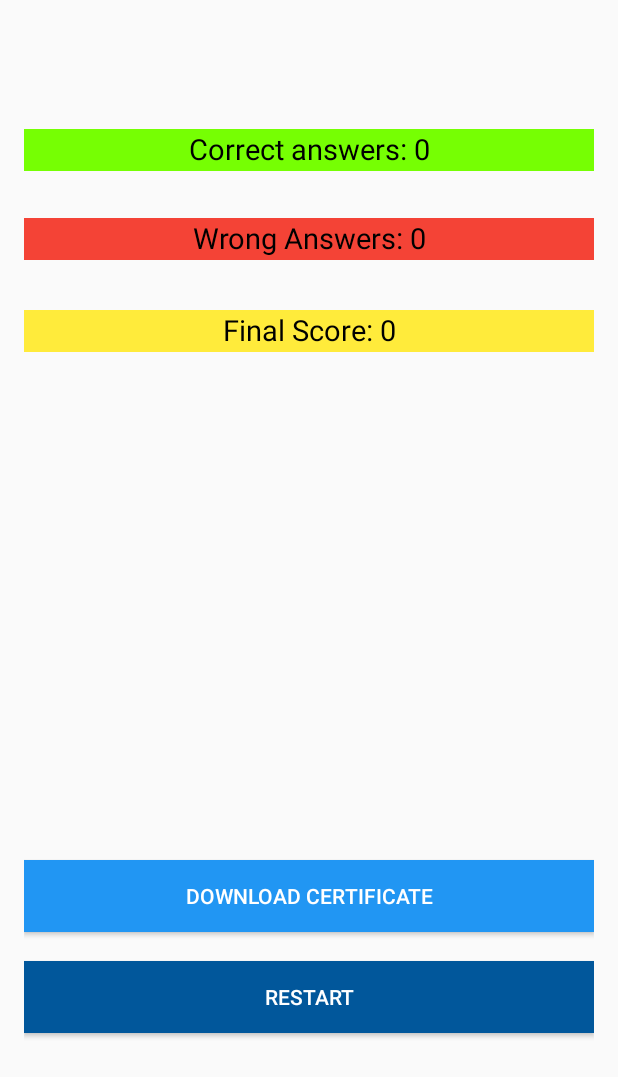
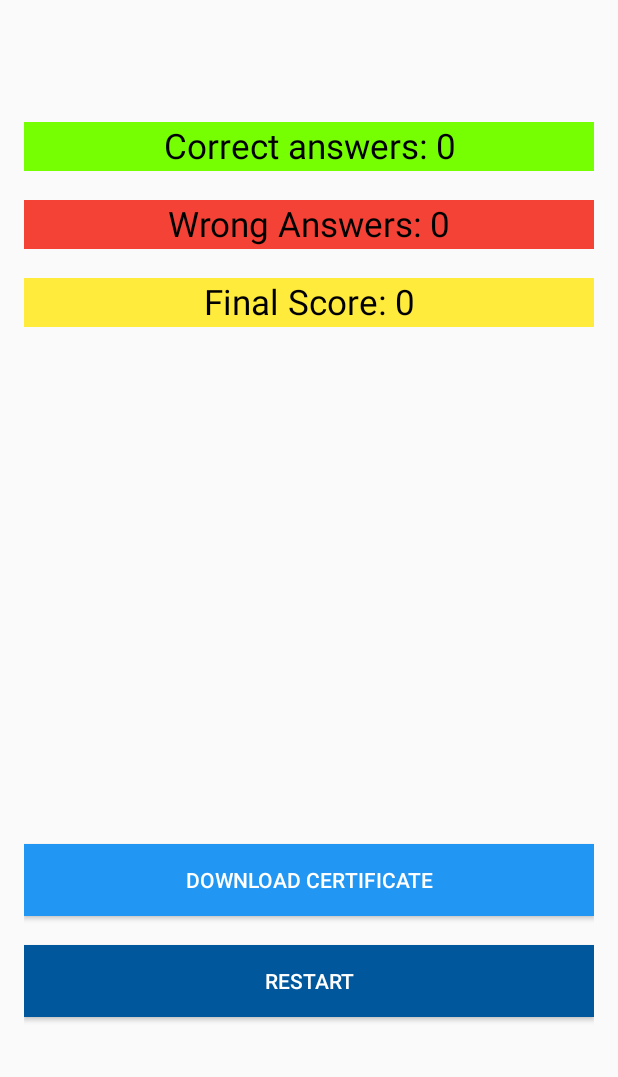
Before and after one commit to Sitansu-Sekhar02/Vi3Education, an Android app: the ResultActivity screen opened directly, with no data from a screen before it, on a phone screen of 412 x 824 dp. Shown: the top 1077 px of the screen. Run offline under Robolectric (Android 15) with nearby library versions, the phone set to English and light mode, and no system bars; our stand-ins replace sdp/ssp sizes; network calls fail.

Commit message:
initial commit

```diff
--- a/app/src/main/java/com/vi3/vi3education/Activity/ResultActivity.java
+++ b/app/src/main/java/com/vi3/vi3education/Activity/ResultActivity.java
@@ -31,6 +31,7 @@ public class ResultActivity extends AppCompatActivity {
         btnRestart = (Button) findViewById(R.id.btnRestart);
         btnGetCert=findViewById(R.id.btnGetCert);
 
+
         StringBuffer sb = new StringBuffer();
         sb.append("Correct answers: " + QuizActivity.correct + "\n");
         StringBuffer sb2 = new StringBuffer();
@@ -60,7 +61,8 @@ public class ResultActivity extends AppCompatActivity {
             new CountDownTimer(5000, 1000) { // adjust the milli seconds here
                 public void onTick(long millisUntilFinished) {
                 }
-                public void onFinish() { backPressed = 0;
+                public void onFinish() {
+                    backPressed = 0;
                 }
             }.start();
         }
--- a/app/src/main/res/layout/result_activity.xml
+++ b/app/src/main/res/layout/result_activity.xml
@@ -10,19 +10,19 @@
 
     <TextView
         android:layout_width="wrap_content"
-        android:layout_height="28dp"
+        android:layout_height="@dimen/_25sdp"
         android:textAppearance="?android:attr/textAppearanceLarge"
         android:text="Large Text"
         android:id="@+id/tvres"
         android:layout_alignParentTop="true"
         android:layout_centerHorizontal="true"
-        android:layout_marginTop="70dp"
+        android:layout_marginTop="@dimen/_50sdp"
         android:layout_alignParentEnd="true"
         android:layout_alignParentStart="true"
         android:background="#76FF03"
         android:textColor="#000000"
         android:textAlignment="center"
-        android:textSize="19dp" />
+        android:textSize="@dimen/_18sdp" />
     <Button
         android:layout_width="match_parent"
         android:layout_height="wrap_content"
@@ -40,7 +40,7 @@
         android:text="Restart"
         android:id="@+id/btnRestart"
         android:layout_alignParentBottom="true"
-        android:layout_marginBottom="119dp"
+        android:layout_marginBottom="@dimen/_100sdp"
         android:layout_alignParentLeft="true"
         android:layout_alignParentStart="true"
         android:background="#01579B"
@@ -48,7 +48,7 @@
 
     <TextView
         android:layout_width="wrap_content"
-        android:layout_height="28dp"
+        android:layout_height="@dimen/_25sdp"
         android:textAppearance="?android:attr/textAppearanceLarge"
         android:text="Large Text"
         android:id="@+id/tvres2"
@@ -56,27 +56,27 @@
         android:layout_below="@+id/tvres"
         android:layout_alignParentLeft="true"
         android:layout_alignParentStart="true"
-        android:layout_marginTop="31dp"
+        android:layout_marginTop="@dimen/_15sdp"
         android:layout_alignParentRight="true"
         android:layout_alignParentEnd="true"
         android:textColor="#000000"
         android:textAlignment="center"
-        android:textSize="19dp" />
+        android:textSize="@dimen/_18sdp" />
 
     <TextView
         android:layout_width="wrap_content"
-        android:layout_height="28dp"
+        android:layout_height="@dimen/_25sdp"
         android:textAppearance="?android:attr/textAppearanceLarge"
         android:text="Large Text"
         android:id="@+id/tvres3"
         android:background="#FFEB3B"
         android:layout_below="@+id/tvres2"
-        android:layout_marginTop="33dp"
+        android:layout_marginTop="@dimen/_15sdp"
         android:layout_alignRight="@+id/tvres2"
         android:layout_alignEnd="@+id/tvres2"
         android:layout_alignParentEnd="true"
         android:layout_alignParentStart="true"
         android:textColor="#000000"
         android:textAlignment="center"
-        android:textSize="19dp" />
+        android:textSize="@dimen/_18sdp" />
 </RelativeLayout>
```
Also changed, not shown: app/src/main/java/com/vi3/vi3education/Activity/QuizActivity.java (+62 -24 lines), app/src/main/res/layout/quiz_fragment.xml (+15 -4 lines).
